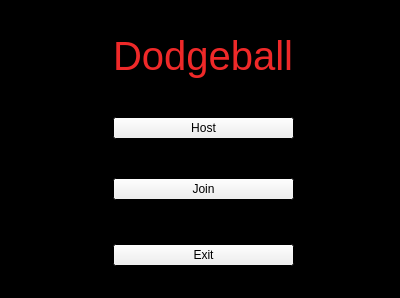
Before: the Qt Designer form DodgeBall/mainwindow.ui in demolition18956/DodgeBall-Game, drawn with Qt 5.
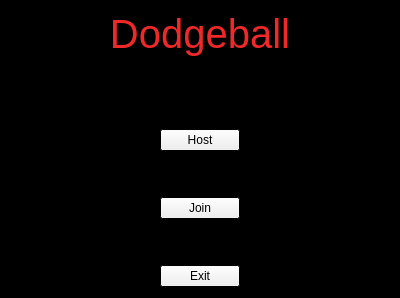
After: the same form once the commit is applied.

Diff of the .ui file:
```diff
--- a/DodgeBall/mainwindow.ui
+++ b/DodgeBall/mainwindow.ui
@@ -81,43 +81,8 @@
    <bool>true</bool>
   </property>
   <widget class="QWidget" name="centralWidget">
-   <widget class="QWidget" name="">
-    <property name="geometry">
-     <rect>
-      <x>0</x>
-      <y>-10</y>
-      <width>396</width>
-      <height>325</height>
-     </rect>
-    </property>
-    <layout class="QGridLayout" name="gridLayout">
-     <item row="3" column="0">
-      <spacer name="horizontalSpacer_7">
-       <property name="orientation">
-        <enum>Qt::Horizontal</enum>
-       </property>
-       <property name="sizeHint" stdset="0">
-        <size>
-         <width>108</width>
-         <height>20</height>
-        </size>
-       </property>
-      </spacer>
-     </item>
-     <item row="12" column="3">
-      <spacer name="verticalSpacer_3">
-       <property name="orientation">
-        <enum>Qt::Vertical</enum>
-       </property>
-       <property name="sizeHint" stdset="0">
-        <size>
-         <width>20</width>
-         <height>38</height>
-        </size>
-       </property>
-      </spacer>
-     </item>
-     <item row="2" column="3">
+   <layout class="QVBoxLayout" name="verticalLayout_2">
+    <item>
       <widget class="QLabel" name="label">
        <property name="palette">
         <palette>
@@ -161,163 +126,75 @@
          <pointsize>30</pointsize>
         </font>
        </property>
+      <property name="layoutDirection">
+       <enum>Qt::LeftToRight</enum>
+      </property>
        <property name="text">
         <string>Dodgeball</string>
        </property>
-      </widget>
-     </item>
-     <item row="8" column="0" colspan="3">
-      <spacer name="horizontalSpacer_3">
-       <property name="orientation">
-        <enum>Qt::Horizontal</enum>
-       </property>
-       <property name="sizeHint" stdset="0">
-        <size>
-         <width>148</width>
-         <height>20</height>
-        </size>
-       </property>
-      </spacer>
-     </item>
-     <item row="8" column="3">
-      <widget class="QPushButton" name="mainjoinbutton">
-       <property name="text">
-        <string>Join</string>
-       </property>
-      </widget>
-     </item>
-     <item row="11" column="4" colspan="2">
-      <spacer name="horizontalSpacer_6">
-       <property name="orientation">
-        <enum>Qt::Horizontal</enum>
-       </property>
-       <property name="sizeHint" stdset="0">
-        <size>
-         <width>148</width>
-         <height>20</height>
-        </size>
-       </property>
-      </spacer>
-     </item>
-     <item row="5" column="4" colspan="2">
-      <spacer name="horizontalSpacer_2">
-       <property name="orientation">
-        <enum>Qt::Horizontal</enum>
-       </property>
-       <property name="sizeHint" stdset="0">
-        <size>
-         <width>148</width>
-         <height>20</height>
-        </size>
-       </property>
-      </spacer>
-     </item>
-     <item row="11" column="0">
-      <spacer name="horizontalSpacer_5">
-       <property name="orientation">
-        <enum>Qt::Horizontal</enum>
-       </property>
-       <property name="sizeHint" stdset="0">
-        <size>
-         <width>148</width>
-         <height>20</height>
-        </size>
-       </property>
-      </spacer>
-     </item>
-     <item row="11" column="3">
-      <widget class="QPushButton" name="mainexitbutton">
-       <property name="text">
-        <string>Exit</string>
-       </property>
-      </widget>
-     </item>
-     <item row="8" column="4" rowspan="2" colspan="2">
-      <spacer name="horizontalSpacer_4">
-       <property name="orientation">
-        <enum>Qt::Horizontal</enum>
-       </property>
-       <property name="sizeHint" stdset="0">
-        <size>
-         <width>148</width>
-         <height>20</height>
-        </size>
-       </property>
-      </spacer>
-     </item>
-     <item row="3" column="5">
-      <spacer name="horizontalSpacer_8">
-       <property name="orientation">
-        <enum>Qt::Horizontal</enum>
-       </property>
-       <property name="sizeHint" stdset="0">
-        <size>
-         <width>108</width>
-         <height>20</height>
-        </size>
-       </property>
-      </spacer>
-     </item>
-     <item row="0" column="3">
-      <spacer name="verticalSpacer_5">
+      <property name="alignment">
+       <set>Qt::AlignCenter</set>
+      </property>
+     </widget>
+    </item>
+    <item>
+     <spacer name="verticalSpacer_3">
        <property name="orientation">
         <enum>Qt::Vertical</enum>
        </property>
        <property name="sizeHint" stdset="0">
         <size>
          <width>20</width>
-         <height>28</height>
+        <height>31</height>
         </size>
        </property>
       </spacer>
      </item>
-     <item row="5" column="0" colspan="3">
+    <item>
+     <layout class="QHBoxLayout" name="horizontalLayout">
+      <item>
       <spacer name="horizontalSpacer">
        <property name="orientation">
         <enum>Qt::Horizontal</enum>
        </property>
        <property name="sizeHint" stdset="0">
         <size>
-         <width>148</width>
+          <width>158</width>
          <height>20</height>
         </size>
        </property>
       </spacer>
      </item>
-     <item row="6" column="3">
-      <spacer name="verticalSpacer">
-       <property name="orientation">
-        <enum>Qt::Vertical</enum>
-       </property>
-       <property name="sizeHint" stdset="0">
-        <size>
-         <width>20</width>
-         <height>28</height>
-        </size>
-       </property>
-      </spacer>
-     </item>
-     <item row="5" column="3">
+      <item>
+       <layout class="QVBoxLayout" name="verticalLayout">
+        <item>
       <widget class="QPushButton" name="mainhostbutton">
        <property name="text">
         <string>Host</string>
        </property>
       </widget>
      </item>
-     <item row="3" column="3" rowspan="2">
-      <spacer name="verticalSpacer_4">
+        <item>
+         <spacer name="verticalSpacer">
        <property name="orientation">
         <enum>Qt::Vertical</enum>
        </property>
        <property name="sizeHint" stdset="0">
         <size>
          <width>20</width>
-         <height>18</height>
+            <height>40</height>
         </size>
        </property>
       </spacer>
      </item>
-     <item row="10" column="3">
+        <item>
+         <widget class="QPushButton" name="mainjoinbutton">
+          <property name="text">
+           <string>Join</string>
+          </property>
+         </widget>
+        </item>
+        <item>
       <spacer name="verticalSpacer_2">
        <property name="orientation">
         <enum>Qt::Vertical</enum>
@@ -325,13 +202,36 @@
        <property name="sizeHint" stdset="0">
         <size>
          <width>20</width>
-         <height>28</height>
+            <height>40</height>
         </size>
        </property>
       </spacer>
      </item>
-    </layout>
-   </widget>
+        <item>
+         <widget class="QPushButton" name="mainexitbutton">
+          <property name="text">
+           <string>Exit</string>
+          </property>
+         </widget>
+        </item>
+       </layout>
+      </item>
+      <item>
+       <spacer name="horizontalSpacer_2">
+        <property name="orientation">
+         <enum>Qt::Horizontal</enum>
+        </property>
+        <property name="sizeHint" stdset="0">
+         <size>
+          <width>158</width>
+          <height>20</height>
+         </size>
+        </property>
+       </spacer>
+      </item>
+     </layout>
+    </item>
+   </layout>
   </widget>
  </widget>
  <layoutdefault spacing="6" margin="11"/>
```
Lines whose indentation alone changed are shown as unchanged.
